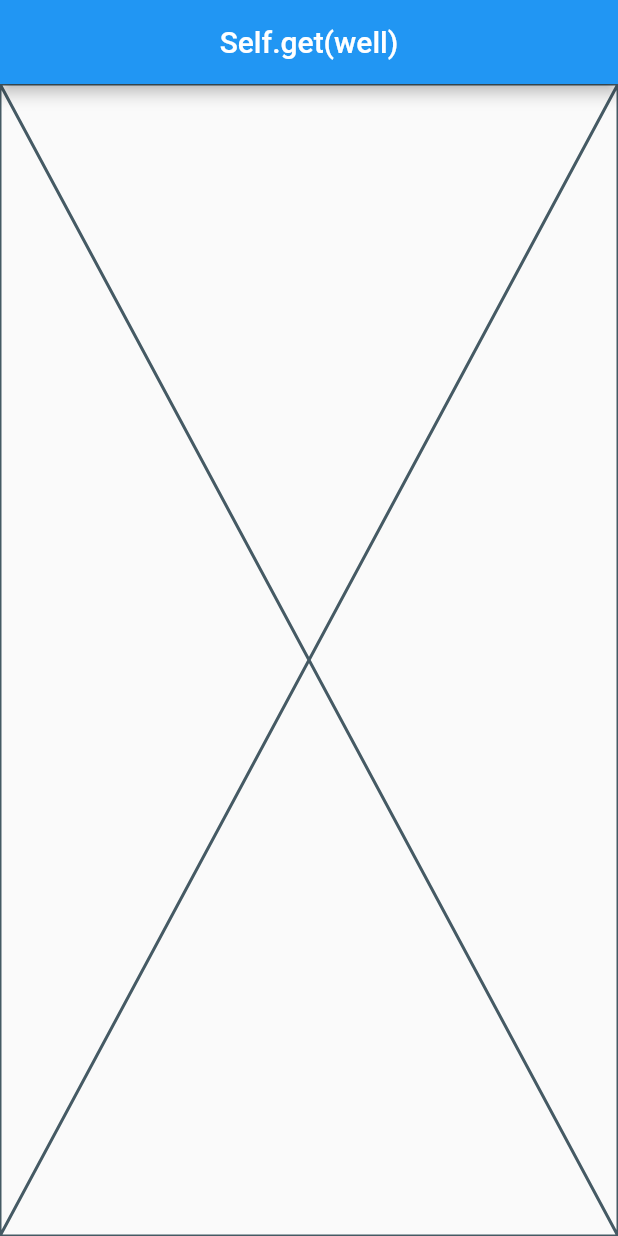
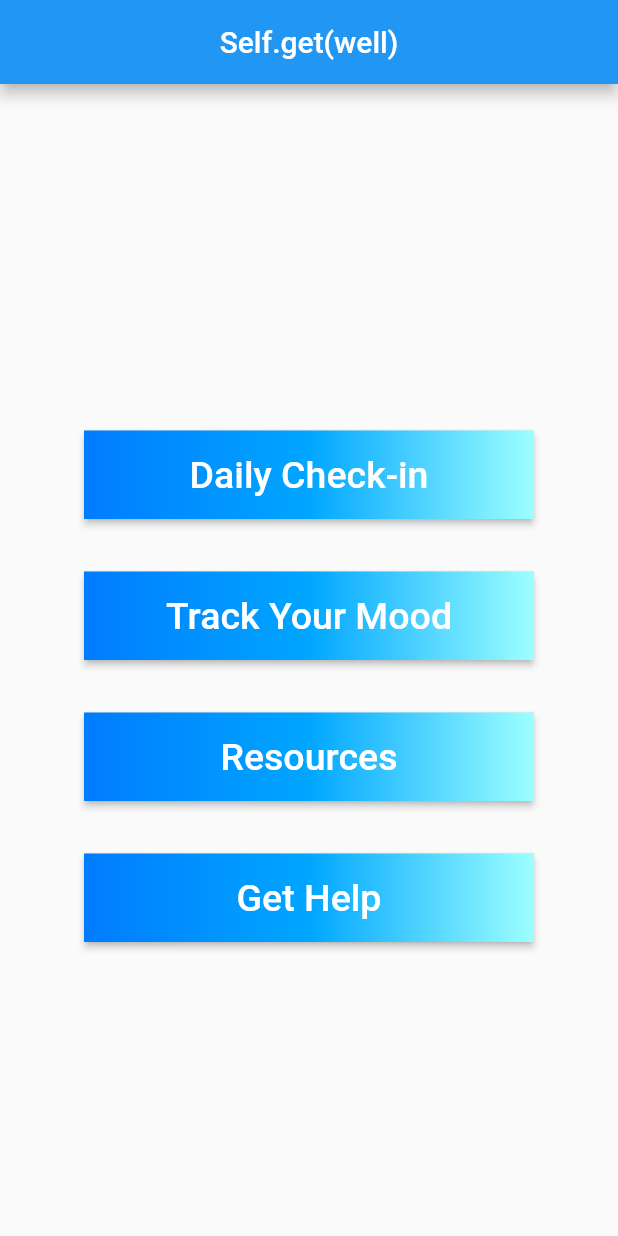
Before and after one commit to Rene-A/Self_Get_Well, a Flutter app: the screen it shows after launch, on a phone screen of 412 x 824 dp. Run offline on Flutter 3.47's test engine with Material 2 defaults, Android fonts, the phone set to English and light mode, and no system bars.

Commit message:
Added Home Screen button interface

```diff
--- a/lib/views/home_page.dart
+++ b/lib/views/home_page.dart
@@ -1,4 +1,5 @@
 import 'package:flutter/material.dart';
+import 'package:flutter/semantics.dart';
 import 'package:self_get_well/constants/constants.dart';
 
 class HomePage extends StatelessWidget {
@@ -9,9 +10,66 @@ class HomePage extends StatelessWidget {
         centerTitle: true,
         title: Text(Constants.appName),
       ),
-      body: Center(
-        child: Placeholder(),
+      body: navButtons(),
+    );
+  }
+}
+
+class navButtons extends StatelessWidget {
+  @override
+  Widget build(BuildContext context) {
+    return Center(
+      child: Column(
+        mainAxisAlignment: MainAxisAlignment.center,
+        children: [
+          navButton(buttonTitle: "Daily Check-in"),
+          navButton(buttonTitle: "Track Your Mood"),
+          navButton(buttonTitle: "Resources"),
+          navButton(buttonTitle: "Get Help")
+        ],
       ),
     );
   }
 }
+
+class navButton extends StatelessWidget {
+  final String buttonTitle;
+
+  navButton({@required this.buttonTitle});
+
+  @override
+  Widget build(BuildContext context) {
+    return Center(
+      child: Column(
+        children: <Widget>[
+          const SizedBox(
+            height: 35,
+          ),
+          RaisedButton(
+            onPressed: () {},
+            textColor: Colors.white,
+            padding: const EdgeInsets.all(0.0),
+            child: Container(
+              width: 300,
+              decoration: const BoxDecoration(
+                gradient: LinearGradient(
+                  colors: <Color>[
+                    Color(0xFF007CFF),
+                    Color(0xFF00A6FF),
+                    Color(0xFF9DFFFF)
+                  ],
+                ),
+              ),
+              padding: const EdgeInsets.all(15.0),
+              child: Text(
+                buttonTitle,
+                style: TextStyle(fontSize: 25),
+                textAlign: TextAlign.center,
+              ),
+            ),
+          )
+        ],
+      ),
+    );
+  }
+}
```
Also changed, not shown: pubspec.lock, 2 other files.
